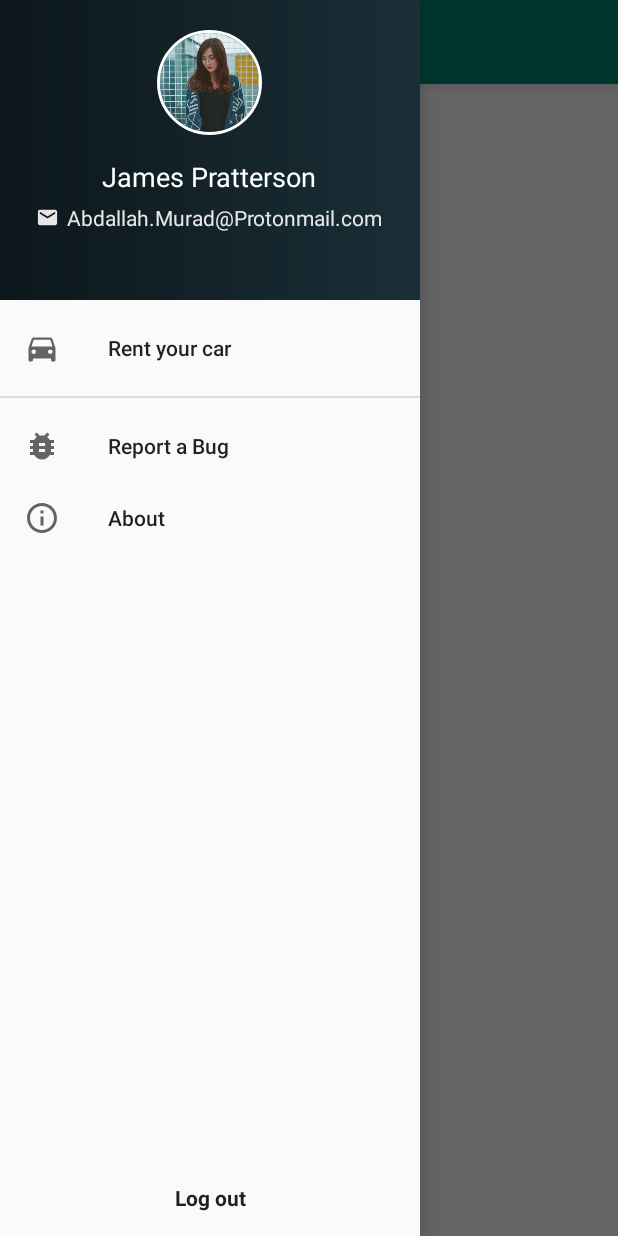
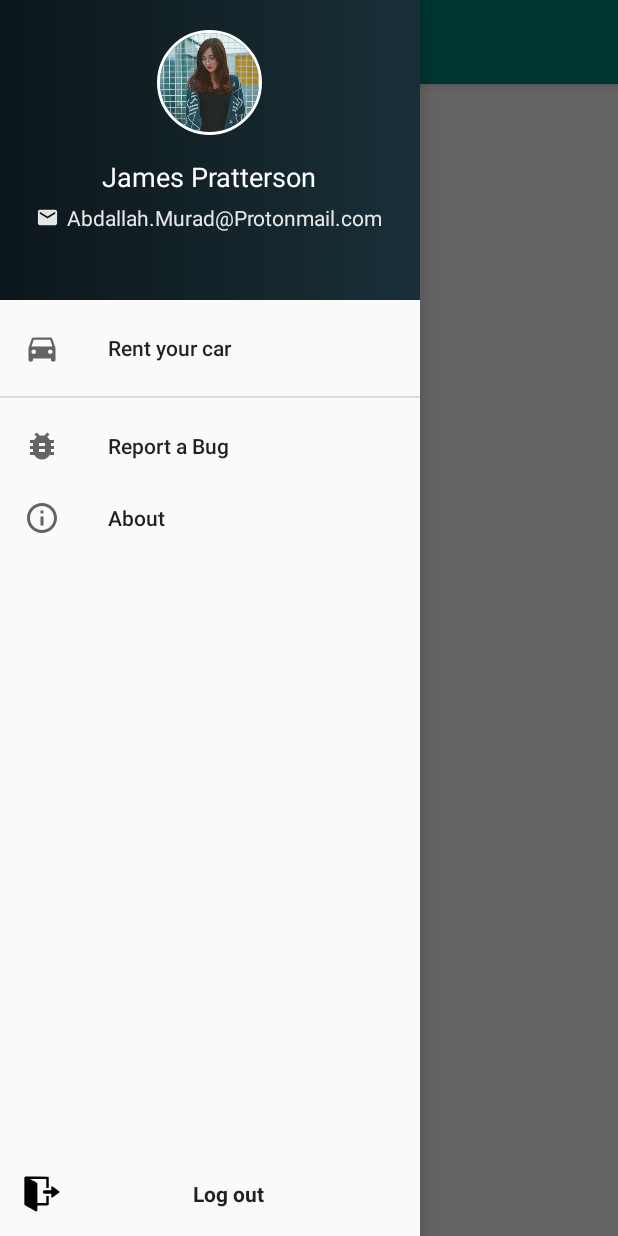
Before and after one commit to Abed-Murad/Carly, an Android app: the CitiesActivity screen opened directly, with no data from a screen before it, with the side drawer open, on a phone screen of 412 x 824 dp. Run offline under Robolectric (Android 15) with nearby library versions, the phone set to English and light mode, and no system bars; our stand-ins replace Firebase (no records; nobody signed in at launch, a user with empty details on screens opened directly), data binding; libraries missing offline, so code that uses them is left out: com.heinrichreimersoftware.androidissuereporter, com.mikepenz.aboutlibraries, org.kodein.di; plain views replace CircularImageView; pictures from the network do not load; 3 statements that could not run were skipped.

Commit message:
Fix a small bug , add a bigger one.

```diff
--- a/app/src/main/java/com/am/carly/ui/cities/CitiesViewModel.kt
+++ b/app/src/main/java/com/am/carly/ui/cities/CitiesViewModel.kt
@@ -4,11 +4,11 @@ import android.content.Intent
 import android.view.View
 import androidx.lifecycle.ViewModel
 import com.am.carly.data.repository.UserRepository
-import com.am.carly.ui.cars.AddCarActivity
+import com.am.carly.ui.login.StartActivity
 
 class CitiesViewModel(private val userRepository: UserRepository) : ViewModel() {
 
     fun onLogoutBtnClick(view: View) {
-        view.context.startActivity(Intent(view.context, AddCarActivity::class.java))
+        view.context.startActivity(Intent(view.context, StartActivity::class.java))
     }
 }
--- a/app/src/main/res/drawable/ic_car.xml
+++ b/app/src/main/res/drawable/ic_car.xml
@@ -1,6 +1,6 @@
-<vector android:height="24dp" android:tint="#FF000000"
+<vector android:height="24dp" android:tint="#008577"
     android:viewportHeight="24.0" android:viewportWidth="24.0"
     android:width="24dp" xmlns:android="http://schemas.android.com/apk/res/android">
-    <path android:fillColor="#FF000000"
+    <path android:fillColor="#008577"
           android:pathData="M18.92,6.01C18.72,5.42 18.16,5 17.5,5h-11c-0.66,0 -1.21,0.42 -1.42,1.01L3,12v8c0,0.55 0.45,1 1,1h1c0.55,0 1,-0.45 1,-1v-1h12v1c0,0.55 0.45,1 1,1h1c0.55,0 1,-0.45 1,-1v-8l-2.08,-5.99zM6.5,16c-0.83,0 -1.5,-0.67 -1.5,-1.5S5.67,13 6.5,13s1.5,0.67 1.5,1.5S7.33,16 6.5,16zM17.5,16c-0.83,0 -1.5,-0.67 -1.5,-1.5s0.67,-1.5 1.5,-1.5 1.5,0.67 1.5,1.5 -0.67,1.5 -1.5,1.5zM5,11l1.5,-4.5h11L19,11L5,11z"/>
 </vector>
--- a/app/src/main/res/layout/activity_cities.xml
+++ b/app/src/main/res/layout/activity_cities.xml
@@ -70,6 +70,7 @@
                 <TextView
                         android:id="@+id/logout"
                         android:layout_width="match_parent"
+                        android:drawableStart="@drawable/ic_log_out"
                         android:layout_height="wrap_content"
                         android:onClick="@{viewModel::onLogoutBtnClick}"
                         android:textColor="@color/black"
```
